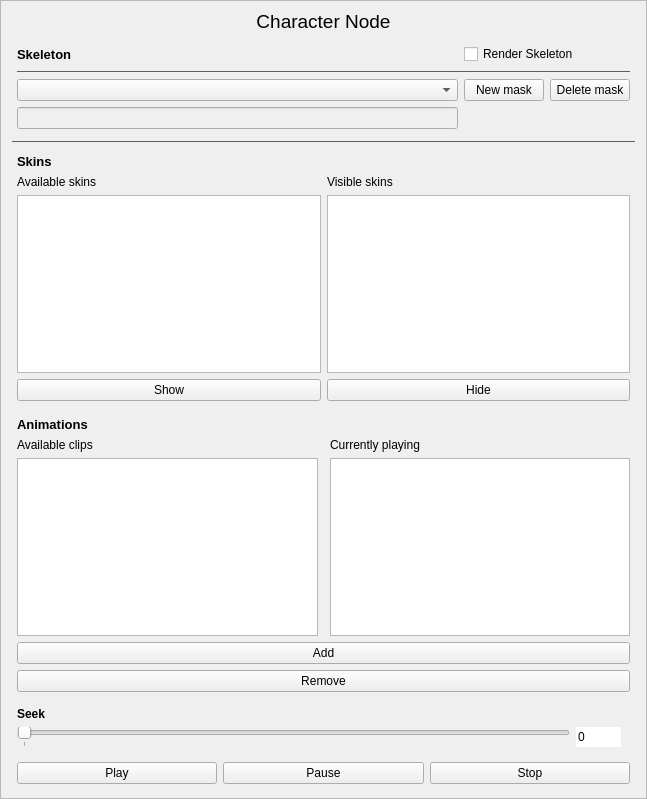
Qt form code/qttoolkit/contentbrowser/ui/characternodeinfowidget.ui (gscept/nebula-trifid) before a commit.
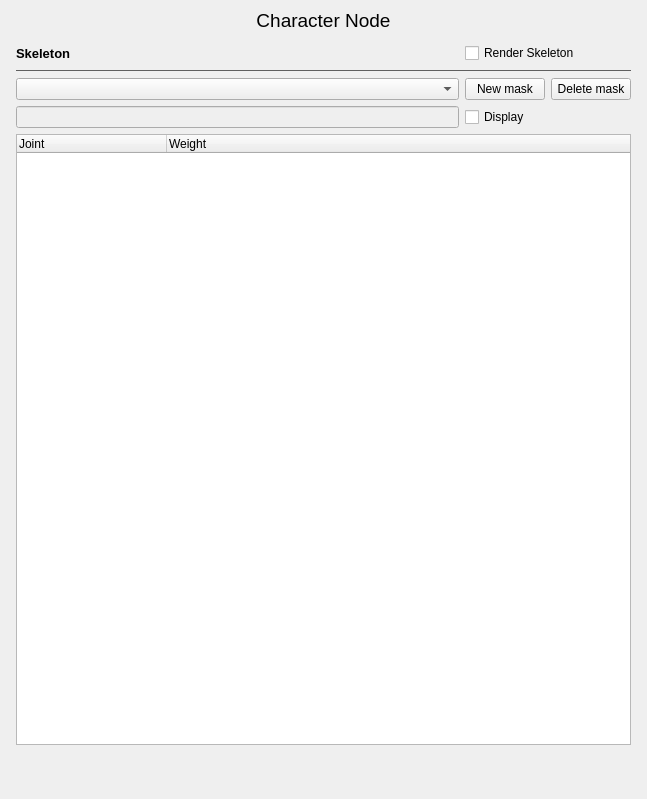
The same form after that commit.

Commit message: *content browser* new: - Character joint masks are now managed in the Qt UI, which has also been cleaned up from the animation play and skin selection utils. The new method allows for flooding joints up and down with a weight if needed, and also allows for joints to be assigned weights in a hierarchical view. - Particle editor window has been completely redesigned to be more prioritized towards frequency of usage rather than the old way. - Added a reset button to particle handler.

What changed in the file:
```diff
--- a/code/qttoolkit/contentbrowser/ui/characternodeinfowidget.ui
+++ b/code/qttoolkit/contentbrowser/ui/characternodeinfowidget.ui
@@ -31,7 +31,7 @@
    <string>Character Node Information</string>
   </property>
   <property name="frameShape">
-   <enum>QFrame::StyledPanel</enum>
+   <enum>QFrame::NoFrame</enum>
   </property>
   <property name="frameShadow">
    <enum>QFrame::Plain</enum>
@@ -62,8 +62,8 @@
        <rect>
         <x>0</x>
         <y>0</y>
-        <width>627</width>
-        <height>748</height>
+        <width>629</width>
+        <height>750</height>
        </rect>
       </property>
       <layout class="QVBoxLayout" name="verticalLayout">
@@ -162,324 +162,74 @@
             </property>
            </widget>
           </item>
-         </layout>
-        </widget>
-       </item>
-       <item>
-        <widget class="Line" name="line">
-         <property name="styleSheet">
-          <string notr="true">QFrame{ color:rgb(95, 95, 95); }</string>
-         </property>
-         <property name="frameShadow">
-          <enum>QFrame::Plain</enum>
-         </property>
-         <property name="orientation">
-          <enum>Qt::Horizontal</enum>
-         </property>
-        </widget>
-       </item>
-       <item>
-        <widget class="QFrame" name="skinsFrame">
-         <property name="sizePolicy">
-          <sizepolicy hsizetype="Preferred" vsizetype="Preferred">
-           <horstretch>0</horstretch>
-           <verstretch>0</verstretch>
-          </sizepolicy>
-         </property>
-         <property name="frameShape">
-          <enum>QFrame::NoFrame</enum>
-         </property>
-         <layout class="QGridLayout" name="gridLayout_2">
-          <property name="margin">
-           <number>5</number>
-          </property>
-          <item row="5" column="0" rowspan="3">
-           <widget class="QListWidget" name="availableSkins">
-            <property name="sizePolicy">
-             <sizepolicy hsizetype="Expanding" vsizetype="Maximum">
-              <horstretch>0</horstretch>
-              <verstretch>0</verstretch>
-             </sizepolicy>
+          <item row="6" column="0" colspan="3">
+           <spacer name="verticalSpacer">
+            <property name="orientation">
+             <enum>Qt::Vertical</enum>
             </property>
-            <property name="frameShadow">
-             <enum>QFrame::Plain</enum>
+            <property name="sizeType">
+             <enum>QSizePolicy::Preferred</enum>
             </property>
-           </widget>
-          </item>
-          <item row="4" column="0">
-           <widget class="QLabel" name="label_2">
-            <property name="text">
-             <string>Available skins</string>
-            </property>
-           </widget>
-          </item>
-          <item row="4" column="1">
-           <widget class="QLabel" name="label_3">
-            <property name="text">
-             <string>Visible skins</string>
-            </property>
-           </widget>
-          </item>
-          <item row="5" column="1" rowspan="3">
-           <widget class="QListWidget" name="visibleSkins">
-            <property name="frameShadow">
-             <enum>QFrame::Plain</enum>
-            </property>
-           </widget>
-          </item>
-          <item row="8" column="0">
-           <widget class="QPushButton" name="showSkin">
-            <property name="text">
-             <string>Show</string>
-            </property>
-           </widget>
-          </item>
-          <item row="8" column="1">
-           <widget class="QPushButton" name="hideSkin">
-            <property name="text">
-             <string>Hide</string>
-            </property>
-           </widget>
-          </item>
-          <item row="2" column="0">
-           <widget class="QLabel" name="label_4">
-            <property name="font">
-             <font>
-              <pointsize>10</pointsize>
-              <weight>75</weight>
-              <bold>true</bold>
-             </font>
-            </property>
-            <property name="text">
-             <string>Skins</string>
-            </property>
-           </widget>
-          </item>
-         </layout>
-        </widget>
-       </item>
-       <item>
-        <widget class="QFrame" name="frame_2">
-         <property name="frameShape">
-          <enum>QFrame::NoFrame</enum>
-         </property>
-         <layout class="QGridLayout" name="gridLayout_3">
-          <property name="margin">
-           <number>5</number>
-          </property>
-          <item row="3" column="2">
-           <widget class="QLabel" name="label_9">
-            <property name="text">
-             <string>Currently playing</string>
-            </property>
-           </widget>
-          </item>
-          <item row="3" column="0" colspan="2">
-           <widget class="QLabel" name="label_8">
-            <property name="text">
-             <string>Available clips</string>
-            </property>
-           </widget>
-          </item>
-          <item row="0" column="0" colspan="3">
-           <widget class="QLabel" name="label_5">
-            <property name="font">
-             <font>
-              <pointsize>10</pointsize>
-              <weight>75</weight>
-              <bold>true</bold>
-             </font>
-            </property>
-            <property name="text">
-             <string>Animations</string>
-            </property>
-           </widget>
-          </item>
-          <item row="18" column="0" colspan="3">
-           <layout class="QHBoxLayout" name="horizontalLayout">
-            <item>
-             <widget class="QPushButton" name="playClip">
-              <property name="text">
-               <string>Play</string>
-              </property>
-             </widget>
-            </item>
-            <item>
-             <widget class="QPushButton" name="pauseClip">
-              <property name="text">
-               <string>Pause</string>
-              </property>
-             </widget>
-            </item>
-            <item>
-             <widget class="QPushButton" name="stopClip">
-              <property name="text">
-               <string>Stop</string>
-              </property>
-             </widget>
-            </item>
-           </layout>
-          </item>
-          <item row="12" column="0" colspan="3">
-           <widget class="QPushButton" name="removeClip">
-            <property name="text">
-             <string>Remove</string>
-            </property>
-           </widget>
-          </item>
-          <item row="7" column="0" colspan="3">
-           <widget class="QPushButton" name="addClip">
-            <property name="text">
-             <string>Add</string>
-            </property>
-           </widget>
-          </item>
-          <item row="5" column="0">
-           <widget class="QListWidget" name="clipsList">
-            <property name="frameShadow">
-             <enum>QFrame::Plain</enum>
-            </property>
-           </widget>
-          </item>
-          <item row="5" column="2">
-           <widget class="QTableView" name="trackView">
-            <property name="sizePolicy">
-             <sizepolicy hsizetype="Expanding" vsizetype="Expanding">
-              <horstretch>0</horstretch>
-              <verstretch>0</verstretch>
-             </sizepolicy>
-            </property>
-            <property name="minimumSize">
+            <property name="sizeHint" stdset="0">
              <size>
-              <width>0</width>
-              <height>0</height>
+              <width>20</width>
+              <height>40</height>
              </size>
             </property>
-            <property name="font">
-             <font>
-              <pointsize>7</pointsize>
-             </font>
+           </spacer>
+          </item>
+          <item row="5" column="0" colspan="3">
+           <widget class="QTreeWidget" name="jointTree">
+            <property name="sizePolicy">
+             <sizepolicy hsizetype="Expanding" vsizetype="Expanding">
+              <horstretch>0</horstretch>
+              <verstretch>0</verstretch>
+             </sizepolicy>
             </property>
-            <property name="frameShape">
-             <enum>QFrame::StyledPanel</enum>
+            <property name="editTriggers">
+             <set>QAbstractItemView::EditKeyPressed</set>
             </property>
-            <property name="frameShadow">
-             <enum>QFrame::Plain</enum>
+            <property name="showDropIndicator" stdset="0">
+             <bool>false</bool>
             </property>
-            <property name="alternatingRowColors">
+            <property name="indentation">
+             <number>20</number>
+            </property>
+            <property name="uniformRowHeights">
              <bool>true</bool>
             </property>
-            <property name="gridStyle">
-             <enum>Qt::DotLine</enum>
+            <property name="animated">
+             <bool>false</bool>
             </property>
-            <property name="cornerButtonEnabled">
+            <property name="expandsOnDoubleClick">
              <bool>false</bool>
             </property>
             <attribute name="horizontalHeaderCascadingSectionResizes">
              <bool>true</bool>
             </attribute>
-            <attribute name="horizontalHeaderDefaultSectionSize">
-             <number>100</number>
+            <attribute name="headerDefaultSectionSize">
+             <number>150</number>
             </attribute>
-            <attribute name="horizontalHeaderHighlightSections">
+            <attribute name="headerStretchLastSection">
              <bool>true</bool>
             </attribute>
-            <attribute name="horizontalHeaderMinimumSectionSize">
-             <number>30</number>
-            </attribute>
-            <attribute name="horizontalHeaderStretchLastSection">
-             <bool>true</bool>
-            </attribute>
-            <attribute name="verticalHeaderVisible">
-             <bool>false</bool>
-            </attribute>
-            <attribute name="verticalHeaderCascadingSectionResizes">
-             <bool>true</bool>
-            </attribute>
-            <attribute name="verticalHeaderDefaultSectionSize">
-             <number>15</number>
-            </attribute>
+            <column>
+             <property name="text">
+              <string>Joint</string>
+             </property>
+            </column>
+            <column>
+             <property name="text">
+              <string>Weight</string>
+             </property>
+            </column>
            </widget>
           </item>
-          <item row="13" column="0" colspan="3">
-           <widget class="QFrame" name="frame_4">
-            <property name="frameShape">
-             <enum>QFrame::NoFrame</enum>
+          <item row="4" column="1" colspan="2">
+           <widget class="QCheckBox" name="displayJoints">
+            <property name="text">
+             <string>Display</string>
             </property>
-            <property name="frameShadow">
-             <enum>QFrame::Raised</enum>
-            </property>
-            <layout class="QGridLayout" name="gridLayout_5">
-             <property name="leftMargin">
-              <number>0</number>
-             </property>
-             <item row="1" column="0">
-              <widget class="QSlider" name="seekBar">
-               <property name="maximum">
-                <number>0</number>
-               </property>
-               <property name="singleStep">
-                <number>5</number>
-               </property>
-               <property name="pageStep">
-                <number>1</number>
-               </property>
-               <property name="orientation">
-                <enum>Qt::Horizontal</enum>
-               </property>
-               <property name="invertedAppearance">
-                <bool>false</bool>
-               </property>
-               <property name="invertedControls">
-                <bool>false</bool>
-               </property>
-               <property name="tickPosition">
-                <enum>QSlider::TicksBelow</enum>
-               </property>
-               <property name="tickInterval">
-                <number>10</number>
-               </property>
-              </widget>
-             </item>
-             <item row="1" column="1">
-              <widget class="QSpinBox" name="currentFrame">
-               <property name="enabled">
-                <bool>true</bool>
-               </property>
-               <property name="sizePolicy">
-                <sizepolicy hsizetype="Minimum" vsizetype="Minimum">
-                 <horstretch>0</horstretch>
-                 <verstretch>0</verstretch>
-                </sizepolicy>
-               </property>
-               <property name="frame">
-                <bool>false</bool>
-               </property>
-               <property name="readOnly">
-                <bool>true</bool>
-               </property>
-               <property name="buttonSymbols">
-                <enum>QAbstractSpinBox::NoButtons</enum>
-               </property>
-               <property name="maximum">
-                <number>999999999</number>
-               </property>
-              </widget>
-             </item>
-             <item row="0" column="0" colspan="2">
-              <widget class="QLabel" name="label_6">
-               <property name="font">
-                <font>
-                 <weight>75</weight>
-                 <bold>true</bold>
-                </font>
-               </property>
-               <property name="text">
-                <string>Seek</string>
-               </property>
-              </widget>
-             </item>
-            </layout>
            </widget>
           </item>
          </layout>
```
Left out of the diff: 44 changed lines with no effect on the pictures. The commit also changes 24 other files.
